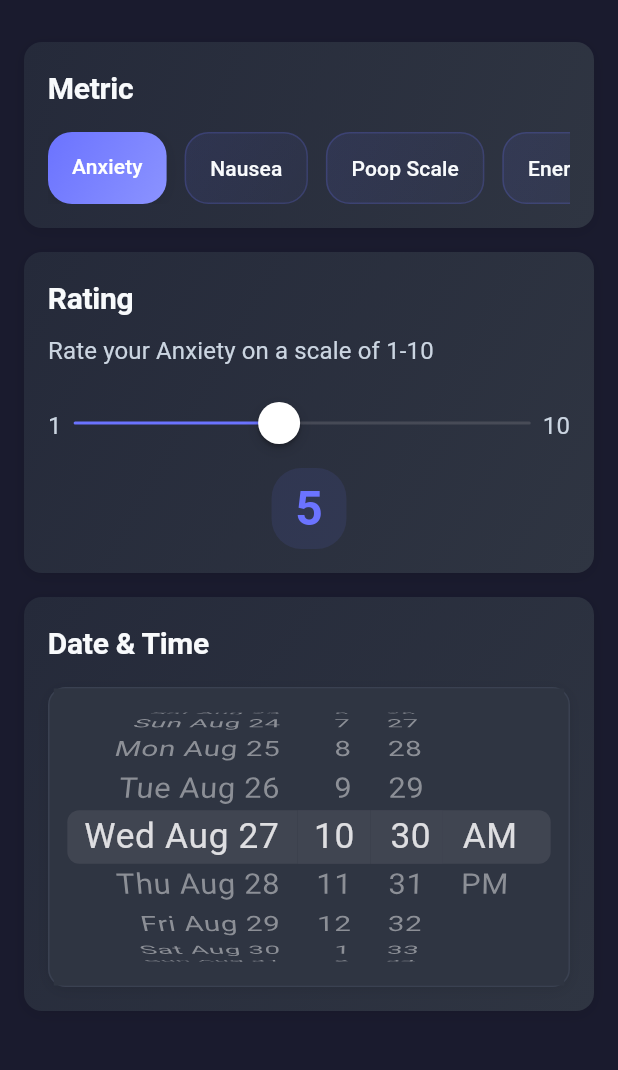
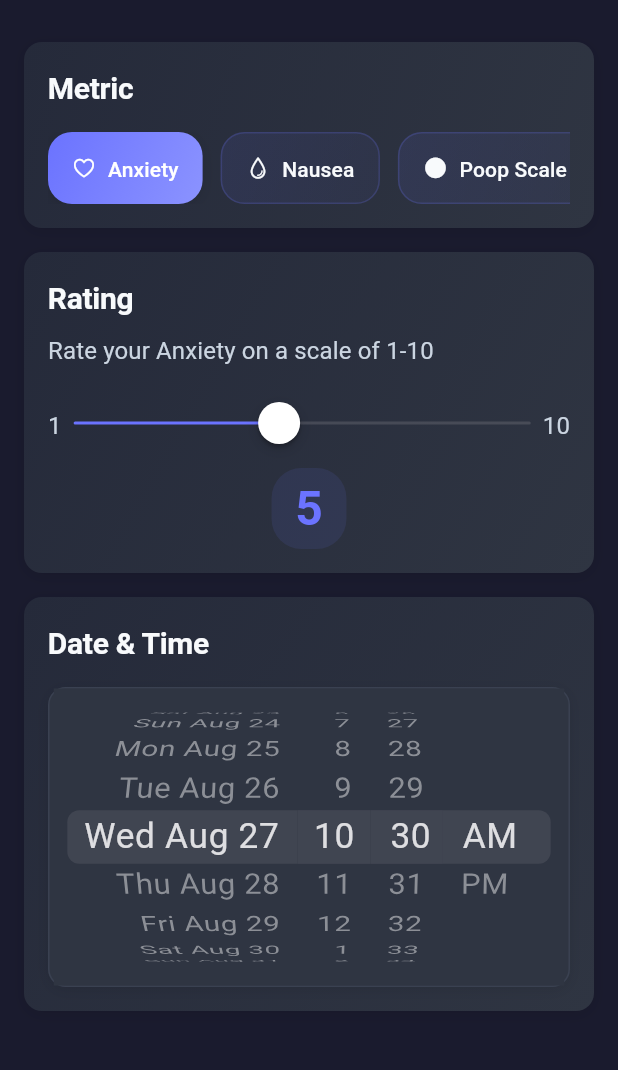
Before and after one commit to ethanp/health-notes-app, a Flutter app: the CheckInForm screen opened directly, on a phone screen of 412 x 824 dp, the part 48-1118 px from its top. Run offline on Flutter 3.47's test engine with Material 3 defaults, Android fonts, the phone set to English and light mode, and no system bars; our stand-ins replace fl_chart, flutter_dotenv, flutter_riverpod, flutter_staggered_animations, freezed_annotation, google_sign_in and 3 more; missing offline and left inert: stemmer; accounts and stored records are empty; generated files the repository leaves out were written again.

Commit message:
features: improved checkin experience, and show symptom's additional notes on view UIs

```diff
--- a/lib/screens/check_in_form.dart
+++ b/lib/screens/check_in_form.dart
@@ -3,6 +3,7 @@ import 'package:flutter_riverpod/flutter_riverpod.dart';
 import 'package:health_notes/models/check_in.dart';
 import 'package:health_notes/providers/check_ins_provider.dart';
 import 'package:health_notes/theme/app_theme.dart';
+import 'package:health_notes/utils/metric_icons.dart';
 
 class CheckInForm extends ConsumerStatefulWidget {
   final CheckIn? checkIn;
@@ -30,7 +31,6 @@ class _CheckInFormState extends ConsumerState<CheckInForm> {
   late DateTime _selectedDateTime;
   bool _isLoading = false;
 
-  // Predefined metrics for check-ins
   static const List<String> availableMetrics = [
     'Anxiety',
     'Nausea',
@@ -122,13 +122,26 @@ class _CheckInFormState extends ConsumerState<CheckInForm> {
                       decoration: isSelected
                           ? AppTheme.activeFilterChip
                           : AppTheme.filterChip,
-                      child: Text(
+                      child: Row(
+                        mainAxisSize: MainAxisSize.min,
+                        children: [
+                          Icon(
+                            MetricIcons.getIcon(metric),
+                            size: 16,
+                            color: isSelected
+                                ? CupertinoColors.white
+                                : AppTheme.textPrimary,
+                          ),
+                          const SizedBox(width: 8),
+                          Text(
                             metric,
                             style: AppTheme.labelMedium.copyWith(
                               color: isSelected
                                   ? CupertinoColors.white
                                   : AppTheme.textPrimary,
                             ),
+                          ),
+                        ],
                       ),
                     ),
                   ),
--- /dev/null
+++ b/lib/utils/metric_icons.dart
@@ -0,0 +1,23 @@
+import 'package:flutter/cupertino.dart';
+
+/// Centralized mapping of metric names to their corresponding icons
+/// for consistency across the app
+class MetricIcons {
+  static final Map<String, IconData> icons = {
+    'Anxiety': CupertinoIcons.heart,
+    'Nausea': CupertinoIcons.drop,
+    'Poop Scale': CupertinoIcons.circle_fill,
+    'Energy Level': CupertinoIcons.bolt_fill,
+    'Pain Level': CupertinoIcons.heart_fill,
+    'Mood': CupertinoIcons.heart,
+    'Sleep Quality': CupertinoIcons.bed_double_fill,
+    'Stress Level': CupertinoIcons.exclamationmark_octagon,
+    'Appetite': CupertinoIcons.cart_fill,
+    'Focus': CupertinoIcons.eye_fill,
+  };
+
+  /// Get the icon for a given metric name, with a fallback to circle
+  static IconData getIcon(String metricName) {
+    return icons[metricName] ?? CupertinoIcons.circle;
+  }
+}
```
Also changed, not shown: lib/screens/check_ins_screen.dart (+7 -0 lines), lib/screens/health_notes_home_page.dart (+32 -18 lines), lib/widgets/check_in_trends_chart.dart (+12 -1 lines), lib/widgets/health_note_form_fields.dart (+12 -0 lines). Lines whose indentation alone changed are shown as unchanged.
